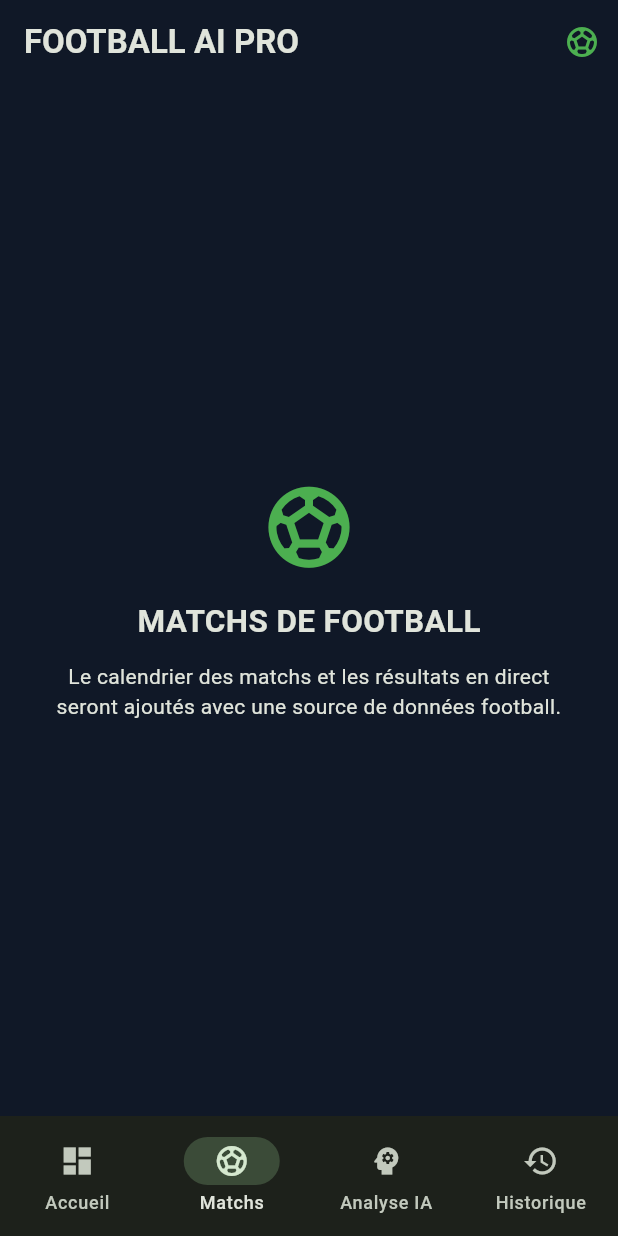
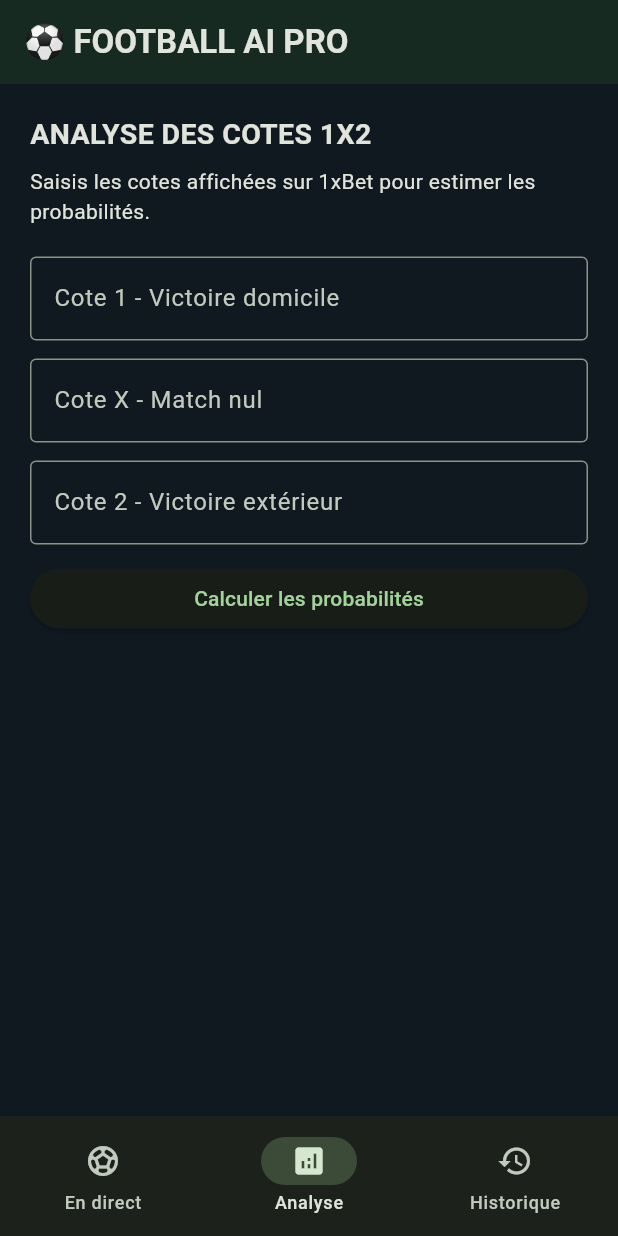
Before and after one commit to lankoandehamadou79-debug/Hamdez-ai-studio, a Flutter app: the screen it shows after launch, item 2 of the bottom bar chosen, on a phone screen of 412 x 824 dp. Run offline on Flutter 3.47's test engine with Material 3 defaults, Android fonts, the phone set to English and light mode, and no system bars; network calls fail.

Commit message:
Update main.dart

```diff
--- a/lib/main.dart
+++ b/lib/main.dart
@@ -1,9 +1,16 @@
+
+import 'dart:async';
+import 'dart:convert';
+import 'dart:io';
 
 import 'package:flutter/material.dart';
 
 void main() {
   runApp(const FootballAIPro());
 }
+
+const String apiUrl =
+    'https://delicate-firefly-96f4football-ai-pro-api.lankoandehamadou79.workers.dev';
 
 class FootballAIPro extends StatelessWidget {
   const FootballAIPro({super.key});
@@ -15,8 +22,11 @@ class FootballAIPro extends StatelessWidget {
       title: 'FOOTBALL AI PRO',
       theme: ThemeData(
         brightness: Brightness.dark,
-        scaffoldBackgroundColor: const Color(0xFF101827),
-        colorSchemeSeed: Colors.green,
+        scaffoldBackgroundColor: const Color(0xFF101820),
+        colorScheme: ColorScheme.fromSeed(
+          seedColor: Colors.green,
+          brightness: Brightness.dark,
+        ),
         useMaterial3: true,
       ),
       home: const HomePage(),
@@ -32,116 +42,95 @@ class HomePage extends StatefulWidget {
 }
 
 class _HomePageState extends State<HomePage> {
-  int selectedIndex = 0;
-
-  final homeTeam = TextEditingController();
-  final awayTeam = TextEditingController();
-  final odd1 = TextEditingController();
-  final oddX = TextEditingController();
-  final odd2 = TextEditingController();
-
-  double? probability1;
-  double? probabilityX;
-  double? probability2;
-  double? margin;
-
+  int selectedTab = 0;
+  List<dynamic> matches = [];
+  bool loading = false;
   String? errorMessage;
+  DateTime? lastUpdate;
 
   @override
-  void dispose() {
-    homeTeam.dispose();
-    awayTeam.dispose();
-    odd1.dispose();
-    oddX.dispose();
-    odd2.dispose();
-    super.dispose();
+  void initState() {
+    super.initState();
+    loadMatches();
   }
 
-  void calculate() {
-    final o1 = double.tryParse(odd1.text.replaceAll(',', '.'));
-    final ox = double.tryParse(oddX.text.replaceAll(',', '.'));
-    final o2 = double.tryParse(odd2.text.replaceAll(',', '.'));
+  Future<void> loadMatches() async {
+    setState(() {
+      loading = true;
+      errorMessage = null;
+    });
 
-    if (homeTeam.text.trim().isEmpty ||
-        awayTeam.text.trim().isEmpty ||
-        o1 == null || ox == null || o2 == null ||
-        o1 <= 1 || ox <= 1 || o2 <= 1) {
-      setState(() {
-        errorMessage = 'Remplis tous les champs. Chaque cote doit être supérieure à 1.';
-        probability1 = null;
-      });
-      return;
+    final client = HttpClient();
+
+    try {
+      final request = await client
+          .getUrl(Uri.parse('$apiUrl/fixtures/live'))
+          .timeout(const Duration(seconds: 20));
+
+      final response =
+          await request.close().timeout(const Duration(seconds: 20));
+
+      final body = await response.transform(utf8.decoder).join();
+
+      if (response.statusCode != 200) {
+        throw Exception('Erreur serveur : ${response.statusCode}');
       }
 
-    final p1 = 1 / o1;
-    final px = 1 / ox;
-    final p2 = 1 / o2;
-    final total = p1 + px + p2;
+      final data = jsonDecode(body);
+      final List<dynamic> result = data['response'] ?? [];
+
+      if (!mounted) return;
 
       setState(() {
-      probability1 = p1 / total * 100;
-      probabilityX = px / total * 100;
-      probability2 = p2 / total * 100;
-      margin = (total - 1) * 100;
-      errorMessage = null;
+        matches = result;
+        lastUpdate = DateTime.now();
+      });
+    } catch (e) {
+      if (!mounted) return;
+      setState(() {
+        errorMessage = 'Impossible de charger les matchs. Vérifie Internet.';
+      });
+    } finally {
+      client.close();
+      if (mounted) {
+        setState(() {
+          loading = false;
         });
       }
-
-  void reset() {
-    homeTeam.clear();
-    awayTeam.clear();
-    odd1.clear();
-    oddX.clear();
-    odd2.clear();
-    setState(() {
-      probability1 = null;
-      probabilityX = null;
-      probability2 = null;
-      margin = null;
-      errorMessage = null;
-    });
+    }
   }
 
   @override
   Widget build(BuildContext context) {
     return Scaffold(
       appBar: AppBar(
-        backgroundColor: const Color(0xFF101827),
         title: const Text(
-          'FOOTBALL AI PRO',
+          '⚽ FOOTBALL AI PRO',
           style: TextStyle(fontWeight: FontWeight.bold),
         ),
-        actions: const [
-          Padding(
-            padding: EdgeInsets.all(12),
-            child: Icon(Icons.sports_soccer, color: Colors.green),
+        backgroundColor: const Color(0xFF172A22),
       ),
+      body: IndexedStack(
+        index: selectedTab,
+        children: [
+          livePage(),
+          const AnalysisPage(),
+          historyPage(),
         ],
       ),
-      body: selectedIndex == 0
-          ? dashboard()
-          : selectedIndex == 1
-              ? matches()
-              : selectedIndex == 2
-                  ? analysis()
-                  : history(),
       bottomNavigationBar: NavigationBar(
-        selectedIndex: selectedIndex,
+        selectedIndex: selectedTab,
         onDestinationSelected: (index) {
-          setState(() => selectedIndex = index);
+          setState(() => selectedTab = index);
         },
         destinations: const [
           NavigationDestination(
-            icon: Icon(Icons.dashboard),
-            label: 'Accueil',
+            icon: Icon(Icons.sports_soccer),
+            label: 'En direct',
           ),
           NavigationDestination(
-            icon: Icon(Icons.sports_soccer),
-            label: 'Matchs',
-          ),
-          NavigationDestination(
-            icon: Icon(Icons.psychology),
-            label: 'Analyse IA',
+            icon: Icon(Icons.analytics),
+            label: 'Analyse',
           ),
           NavigationDestination(
             icon: Icon(Icons.history),
@@ -152,252 +141,270 @@ class _HomePageState extends State<HomePage> {
     );
   }
 
-  Widget dashboard() {
-    return ListView(
-      padding: const EdgeInsets.all(18),
+  Widget livePage() {
+    return Column(
       children: [
-        const Text(
-          'Bienvenue dans ton assistant !',
-          style: TextStyle(fontSize: 23, fontWeight: FontWeight.bold),
-        ),
-        const SizedBox(height: 10),
-        const Text('Analyse et statistiques du football'),
-        const SizedBox(height: 25),
-        Container(
-          padding: const EdgeInsets.all(22),
-          decoration: BoxDecoration(
-            gradient: const LinearGradient(
-              colors: [Color(0xFF087F5B), Color(0xFF123D35)],
-            ),
-            borderRadius: BorderRadius.circular(18),
-          ),
-          child: const Column(
-            crossAxisAlignment: CrossAxisAlignment.start,
+        Padding(
+          padding: const EdgeInsets.all(16),
+          child: Row(
             children: [
-              Icon(Icons.auto_awesome, size: 38),
-              SizedBox(height: 12),
-              Text(
-                'FOOTBALL AI PRO',
+              const Expanded(
+                child: Text(
+                  'MATCHS EN DIRECT',
                   style: TextStyle(
-                  fontSize: 25,
+                    fontSize: 18,
                     fontWeight: FontWeight.bold,
                   ),
                 ),
-              Text('Ton assistant d’analyse football.'),
+              ),
+              IconButton(
+                onPressed: loading ? null : loadMatches,
+                icon: const Icon(Icons.refresh),
+                tooltip: 'Actualiser',
+              ),
             ],
           ),
         ),
-        const SizedBox(height: 25),
-        toolCard(Icons.sports_soccer, 'Matchs de football',
-            'Consulter les rencontres', 1),
-        toolCard(Icons.psychology, 'Calculateur 1xBet',
-            'Analyser les cotes et probabilités', 2),
-        toolCard(Icons.history, 'Historique',
-            'Retrouver tes analyses', 3),
-        const SizedBox(height: 15),
-        const Text(
-          'Les probabilités sont des estimations calculées à partir des cotes. Elles ne garantissent aucun résultat.',
-          style: TextStyle(color: Colors.orangeAccent),
+        if (lastUpdate != null)
+          Padding(
+            padding: const EdgeInsets.only(bottom: 8),
+            child: Text(
+              'Dernière mise à jour : ${lastUpdate!.hour.toString().padLeft(2, '0')}:${lastUpdate!.minute.toString().padLeft(2, '0')}',
+              style: const TextStyle(color: Colors.white60),
             ),
+          ),
+        if (loading && matches.isEmpty)
+          const Expanded(
+            child: Center(child: CircularProgressIndicator()),
+          )
+        else if (errorMessage != null && matches.isEmpty)
+          Expanded(
+            child: Center(
+              child: Padding(
+                padding: const EdgeInsets.all(24),
+                child: Column(
+                  mainAxisSize: MainAxisSize.min,
+                  children: [
+                    Text(errorMessage!, textAlign: TextAlign.center),
+                    const SizedBox(height: 16),
+                    ElevatedButton(
+                      onPressed: loadMatches,
+                      child: const Text('Réessayer'),
+                    ),
+                  ],
+                ),
+              ),
+            ),
+          )
+        else if (matches.isEmpty)
+          const Expanded(
+            child: Center(
+              child: Text('Aucun match en direct actuellement.'),
+            ),
+          )
+        else
+          Expanded(
+            child: RefreshIndicator(
+              onRefresh: loadMatches,
+              child: ListView.builder(
+                padding: const EdgeInsets.symmetric(horizontal: 12),
+                itemCount: matches.length,
+                itemBuilder: (context, index) {
+                  return MatchCard(match: matches[index]);
+                },
+              ),
+            ),
+          ),
+        if (loading && matches.isNotEmpty)
+          const LinearProgressIndicator(),
       ],
     );
   }
 
-  Widget toolCard(
-      IconData icon, String title, String subtitle, int destination) {
-    return Card(
-      margin: const EdgeInsets.only(bottom: 12),
-      child: ListTile(
-        leading: Icon(icon, color: Colors.green, size: 30),
-        title: Text(title),
-        subtitle: Text(subtitle),
-        trailing: const Icon(Icons.arrow_forward_ios, size: 16),
-        onTap: () {
-          setState(() => selectedIndex = destination);
-        },
+  Widget historyPage() {
+    return const Center(
+      child: Text(
+        'L’historique des analyses sera disponible dans une prochaine version.',
+        textAlign: TextAlign.center,
       ),
     );
   }
+}
 
-  Widget matches() {
-    return const Center(
+class MatchCard extends StatelessWidget {
+  final dynamic match;
+
+  const MatchCard({super.key, required this.match});
+
+  @override
+  Widget build(BuildContext context) {
+    final fixture = match['fixture'] ?? {};
+    final teams = match['teams'] ?? {};
+    final goals = match['goals'] ?? {};
+    final league = match['league'] ?? {};
+    final status = fixture['status'] ?? {};
+
+    final home = teams['home']?['name'] ?? 'Équipe domicile';
+    final away = teams['away']?['name'] ?? 'Équipe extérieure';
+    final homeGoals = goals['home'] ?? '-';
+    final awayGoals = goals['away'] ?? '-';
+    final minute = status['elapsed'];
+    final state = status['short'] ?? '';
+
+    return Card(
+      color: const Color(0xFF1B2B35),
+      margin: const EdgeInsets.only(bottom: 12),
       child: Padding(
-        padding: EdgeInsets.all(25),
+        padding: const EdgeInsets.all(14),
         child: Column(
-          mainAxisSize: MainAxisSize.min,
           children: [
-            Icon(Icons.sports_soccer, size: 65, color: Colors.green),
-            SizedBox(height: 15),
             Text(
-              'MATCHS DE FOOTBALL',
-              style: TextStyle(fontSize: 21, fontWeight: FontWeight.bold),
+              league['name'] ?? 'Championnat',
+              style: const TextStyle(
+                color: Colors.greenAccent,
+                fontSize: 12,
               ),
-            SizedBox(height: 12),
+            ),
+            const SizedBox(height: 12),
+            Row(
+              children: [
+                Expanded(
+                  child: Text(
+                    home,
+                    textAlign: TextAlign.center,
+                    style: const TextStyle(fontWeight: FontWeight.bold),
+                  ),
+                ),
                 Text(
-              'Le calendrier des matchs et les résultats en direct seront ajoutés avec une source de données football.',
+                  '$homeGoals - $awayGoals',
+                  style: const TextStyle(
+                    fontSize: 22,
+                    fontWeight: FontWeight.bold,
+                  ),
+                ),
+                Expanded(
+                  child: Text(
+                    away,
                     textAlign: TextAlign.center,
+                    style: const TextStyle(fontWeight: FontWeight.bold),
+                  ),
+                ),
+              ],
+            ),
+            const SizedBox(height: 10),
+            Text(
+              minute != null ? '$minute min • $state' : state.toString(),
+              style: const TextStyle(color: Colors.orangeAccent),
             ),
           ],
         ),
       ),
     );
   }
+}
 
-  Widget inputField(
-      String label, TextEditingController controller, String hint,
-      {bool number = false}) {
+class AnalysisPage extends StatefulWidget {
+  const AnalysisPage({super.key});
+
+  @override
+  State<AnalysisPage> createState() => _AnalysisPageState();
+}
+
+class _AnalysisPageState extends State<AnalysisPage> {
+  final homeController = TextEditingController();
+  final drawController = TextEditingController();
+  final awayController = TextEditingController();
+
+  String result = '';
+
+  void calculate() {
+    final home = double.tryParse(homeController.text);
+    final draw = double.tryParse(drawController.text);
+    final away = double.tryParse(awayController.text);
+
+    if (home == null ||
+        draw == null ||
+        away == null ||
+        home <= 1 ||
+        draw <= 1 ||
+        away <= 1) {
+      setState(() {
+        result = 'Entre trois cotes valides, supérieures à 1.';
+      });
+      return;
+    }
+
+    final pHome = 1 / home;
+    final pDraw = 1 / draw;
+    final pAway = 1 / away;
+    final total = pHome + pDraw + pAway;
+
+    setState(() {
+      result =
+          'Domicile : ${(pHome / total * 100).toStringAsFixed(1)} %\n'
+          'Match nul : ${(pDraw / total * 100).toStringAsFixed(1)} %\n'
+          'Extérieur : ${(pAway / total * 100).toStringAsFixed(1)} %\n\n'
+          'Ces estimations sont calculées à partir des cotes saisies. '
+          'Ce ne sont pas des prédictions garanties.';
+    });
+  }
+
+  @override
+  void dispose() {
+    homeController.dispose();
+    drawController.dispose();
+    awayController.dispose();
+    super.dispose();
+  }
+
+  Widget oddsField(String label, TextEditingController controller) {
     return Padding(
-      padding: const EdgeInsets.only(bottom: 14),
+      padding: const EdgeInsets.only(bottom: 12),
       child: TextField(
         controller: controller,
-        keyboardType:
-            number ? const TextInputType.numberWithOptions(decimal: true) : TextInputType.text,
+        keyboardType: const TextInputType.numberWithOptions(decimal: true),
         decoration: InputDecoration(
           labelText: label,
-          hintText: hint,
-          border: OutlineInputBorder(
-            borderRadius: BorderRadius.circular(12),
-          ),
+          border: const OutlineInputBorder(),
         ),
       ),
     );
   }
 
-  Widget analysis() {
+  @override
+  Widget build(BuildContext context) {
     return ListView(
-      padding: const EdgeInsets.all(18),
+      padding: const EdgeInsets.all(20),
       children: [
         const Text(
           'ANALYSE DES COTES 1X2',
-          style: TextStyle(fontSize: 22, fontWeight: FontWeight.bold),
+          style: TextStyle(fontSize: 19, fontWeight: FontWeight.bold),
         ),
         const SizedBox(height: 8),
         const Text(
-          'Entre les équipes et les cotes affichées sur 1xBet.',
-          style: TextStyle(color: Colors.white70),
+          'Saisis les cotes affichées sur 1xBet pour estimer les probabilités.',
         ),
-        const SizedBox(height: 22),
-        inputField('Équipe à domicile', homeTeam, 'Ex : Real Madrid'),
-        inputField('Équipe à l’extérieur', awayTeam, 'Ex : Barcelone'),
-        const SizedBox(height: 8),
-        const Text(
-          'COTES 1XBET',
-          style: TextStyle(
-            color: Colors.green,
-            fontWeight: FontWeight.bold,
+        const SizedBox(height: 20),
+        oddsField('Cote 1 - Victoire domicile', homeController),
+        oddsField('Cote X - Match nul', drawController),
+        oddsField('Cote 2 - Victoire extérieur', awayController),
+        ElevatedButton(
+          onPressed: calculate,
+          child: const Text('Calculer les probabilités'),
         ),
-        ),
-        const SizedBox(height: 12),
-        inputField('1 - Victoire domicile', odd1, 'Ex : 2.10', number: true),
-        inputField('X - Match nul', oddX, 'Ex : 3.20', number: true),
-        inputField('2 - Victoire extérieur', odd2, 'Ex : 3.50', number: true),
-        const SizedBox(height: 8),
-        SizedBox(
-          height: 52,
-          child: ElevatedButton.icon(
-            onPressed: calculate,
-            icon: const Icon(Icons.psychology),
-            label: const Text('CALCULER LES PROBABILITÉS'),
-            style: ElevatedButton.styleFrom(
-              backgroundColor: Colors.green,
-              foregroundColor: Colors.white,
-            ),
-          ),
-        ),
-        const SizedBox(height: 10),
-        OutlinedButton.icon(
-          onPressed: reset,
-          icon: const Icon(Icons.refresh),
-          label: const Text('Effacer les données'),
-        ),
-        if (errorMessage != null) ...[
-          const SizedBox(height: 15),
-          Text(errorMessage!, style: const TextStyle(color: Colors.redAccent)),
-        ],
-        if (probability1 != null) ...[
-          const SizedBox(height: 25),
+        const SizedBox(height: 20),
+        if (result.isNotEmpty)
           Card(
-            color: const Color(0xFF1C2B3C),
+            color: const Color(0xFF1B2B35),
             child: Padding(
-              padding: const EdgeInsets.all(18),
-              child: Column(
-                crossAxisAlignment: CrossAxisAlignment.start,
-                children: [
-                  const Text(
-                    'RÉSULTATS DE L’ANALYSE',
-                    style: TextStyle(
-                      color: Colors.greenAccent,
-                      fontWeight: FontWeight.bold,
-                    ),
-                  ),
-                  const SizedBox(height: 15),
-                  Text('${homeTeam.text} - ${awayTeam.text}',
-                      style: const TextStyle(fontSize: 17)),
-                  const Divider(height: 25),
-                  resultRow('1 - ${homeTeam.text}', probability1!),
-                  resultRow('X - Match nul', probabilityX!),
-                  resultRow('2 - ${awayTeam.text}', probability2!),
-                  const Divider(height: 25),
-                  Text(
-                    'Marge estimée des cotes : ${margin!.toStringAsFixed(2)} %',
-                    style: const TextStyle(color: Colors.orangeAccent),
-                  ),
-                  const SizedBox(height: 15),
-                  const Text(
-                    'Ces probabilités sont normalisées à partir des trois cotes. Elles reflètent le marché, pas une prédiction indépendante de l’IA.',
-                    style: TextStyle(color: Colors.white70, fontSize: 12),
-                  ),
-                ],
+              padding: const EdgeInsets.all(16),
+              child: Text(
+                result,
+                style: const TextStyle(fontSize: 16, height: 1.6),
               ),
             ),
           ),
       ],
-      ],
-    );
-  }
-
-  Widget resultRow(String label, double value) {
-    return Padding(
-      padding: const EdgeInsets.only(bottom: 16),
-      child: Column(
-        crossAxisAlignment: CrossAxisAlignment.start,
-        children: [
-          Row(
-            mainAxisAlignment: MainAxisAlignment.spaceBetween,
-            children: [
-              Expanded(child: Text(label)),
-              Text(
-                '${value.toStringAsFixed(1)} %',
-                style: const TextStyle(
-                  color: Colors.greenAccent,
-                  fontWeight: FontWeight.bold,
-                ),
-              ),
-            ],
-          ),
-          const SizedBox(height: 7),
-          LinearProgressIndicator(
-            value: value / 100,
-            minHeight: 8,
-            backgroundColor: Colors.white12,
-            color: Colors.green,
-            borderRadius: BorderRadius.circular(8),
-          ),
-        ],
-      ),
-    );
-  }
-
-  Widget history() {
-    return const Center(
-      child: Padding(
-        padding: EdgeInsets.all(25),
-        child: Text(
-          'HISTORIQUE\n\nLa sauvegarde des analyses sera ajoutée dans une prochaine version.',
-          textAlign: TextAlign.center,
-          style: TextStyle(fontSize: 18),
-        ),
-      ),
     );
   }
 }
```
Lines whose indentation alone changed are shown as unchanged.
